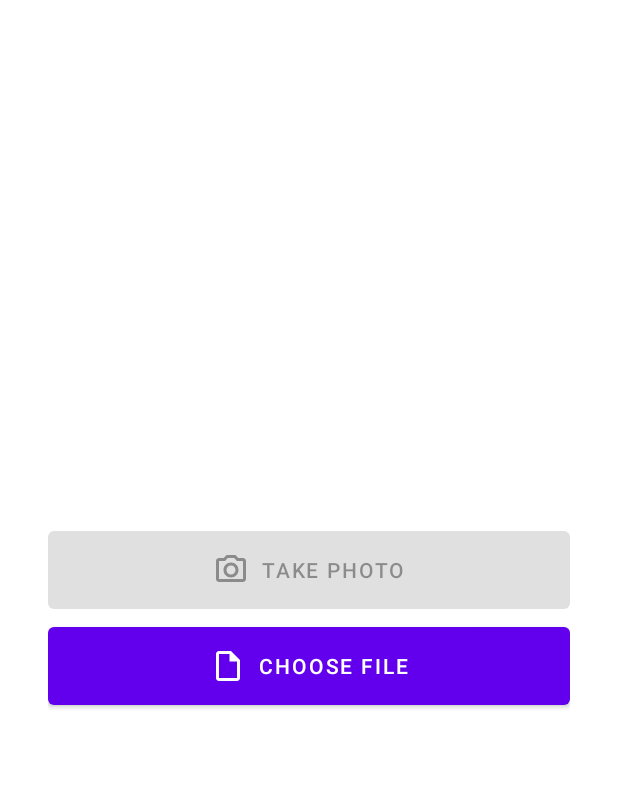
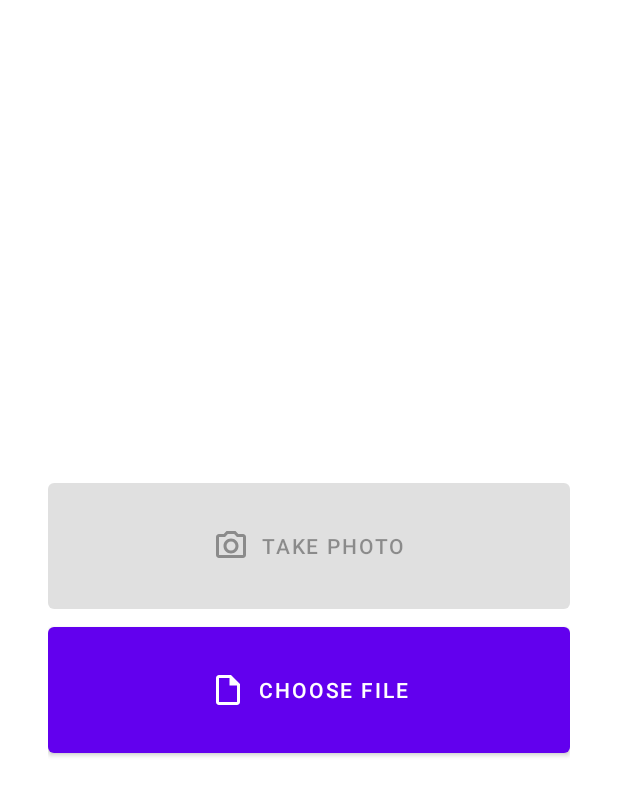
Before and after one commit to lukitoki1/bsc-diploma, an Android app: the screen it shows after launch (MainMenuActivity), on a phone screen of 412 x 824 dp. Shown: the top 796 px of the screen. Run offline under Robolectric (Android 15) with nearby library versions, the phone set to English and light mode, and no system bars.

Commit message:
Change main menu buttons height

```diff
--- a/app/src/main/res/layout/activity_main_menu.xml
+++ b/app/src/main/res/layout/activity_main_menu.xml
@@ -6,13 +6,13 @@
     android:layout_height="match_parent"
     android:gravity="center"
     android:orientation="vertical"
-    android:paddingHorizontal="32dp"
+    android:padding="32dp"
     tools:context=".MainMenuActivity">
 
     <Button
         android:id="@+id/main_menu_take_photo_button"
         android:layout_width="match_parent"
-        android:layout_height="64dp"
+        android:layout_height="96dp"
         android:onClick="onStartCameraButtonClick"
         android:text="@string/main_menu_take_photo"
         app:icon="@drawable/ic_outline_photo_camera_24"
@@ -21,7 +21,7 @@
     <Button
         android:id="@+id/main_menu_choose_file_button"
         android:layout_width="match_parent"
-        android:layout_height="64dp"
+        android:layout_height="96dp"
         android:onClick="onStartFilePickerButtonClick"
         android:text="@string/main_menu_choose_file"
         app:icon="@drawable/ic_outline_insert_drive_file_24"
```
